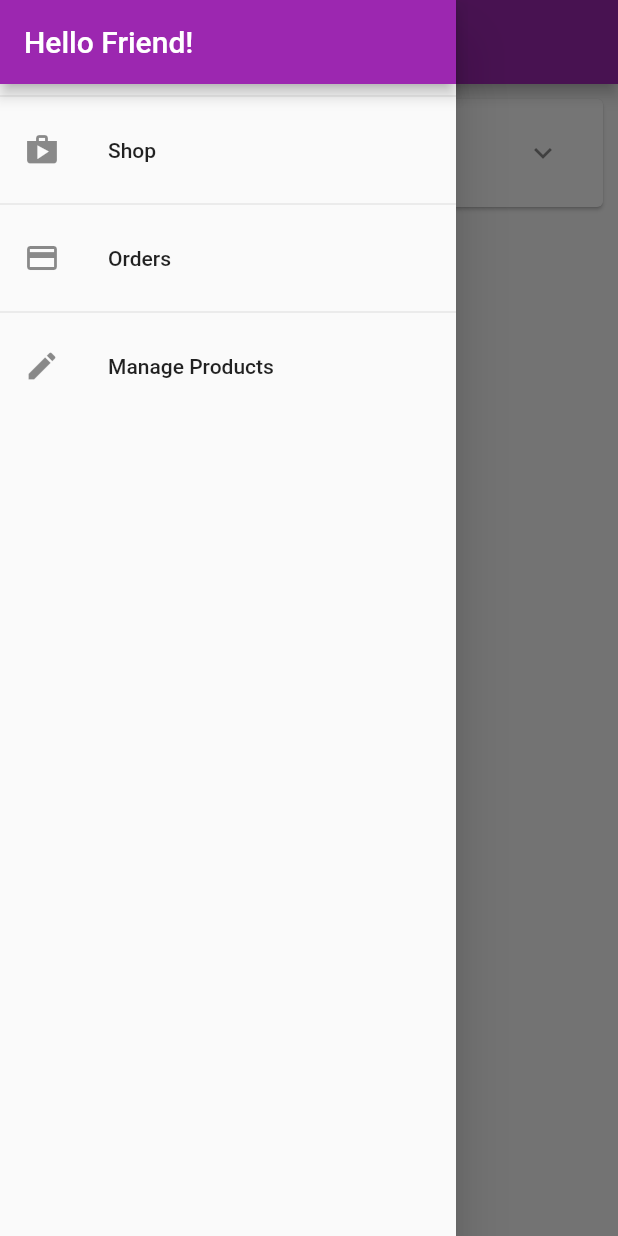
After one commit to nguyenminhtuan238/duanungdungdidong, a Flutter app: the OrdersScreen screen opened by its route, with the side drawer open, on a phone screen of 412 x 824 dp. The commit adds this screen. Run offline on Flutter 3.47's test engine with Material 2 defaults, Android fonts, the phone set to English and light mode, and no system bars; network calls fail; Roboto replaces fonts that are missing (loto).

Commit message:
Xay dung drawer va dinh tuyen theo ten

```diff
--- a/lib/ui/cart/cart_manager.dart
+++ b/lib/ui/cart/cart_manager.dart
@@ -20,8 +20,8 @@ class CartManager{
   }
   double get totalAmount {
     var total =0.0;
-    _item.forEach((key, CartItem) {
-      total += CartItem.price + CartItem.quantity;
+    _item.forEach((key, cartItem) {
+      total += cartItem.price * cartItem.quantity;
      });
      return total;
   }
--- a/lib/ui/cart/cart_screen.dart
+++ b/lib/ui/cart/cart_screen.dart
@@ -1,5 +1,4 @@
 import 'package:flutter/material.dart';
-import 'package:myshop/models/cart_item.dart';
 import 'cart_manager.dart';
 import 'cart_item_card.dart';
 class CartScreen extends StatelessWidget {
--- a/lib/ui/orders/order_item_card.dart
+++ b/lib/ui/orders/order_item_card.dart
@@ -1,4 +1,3 @@
-import 'dart:developer';
 import 'dart:math';
 import 'package:flutter/material.dart';
 import 'package:intl/intl.dart';
--- a/lib/ui/orders/orders_screen.dart
+++ b/lib/ui/orders/orders_screen.dart
@@ -1,8 +1,9 @@
 import 'package:flutter/material.dart';
-import 'package:myshop/models/order_item.dart';
 import 'order_item_card.dart';
 import 'order_manager.dart';
+import '../shared/app_drawer.dart';
 class OrdersScreen extends StatelessWidget {
+  static const routeName = '/orders';
   const OrdersScreen({ super.key });
 
   @override
@@ -13,6 +14,7 @@ class OrdersScreen extends StatelessWidget {
       appBar: AppBar(
         title: const Text('Your Orders'),
       ),
+      drawer: const AppDrawer(),
       body: ListView.builder(
         itemCount: ordersManager.orderCount,
         itemBuilder: (ctx,i)=> OrderItemCard(ordersManager.orders[i]),
--- a/lib/ui/products/product_detail_screen.dart
+++ b/lib/ui/products/product_detail_screen.dart
@@ -1,6 +1,7 @@
 import 'package:flutter/material.dart';
 import '../../models/product.dart';
 class ProductDetailScreen extends StatelessWidget {
+  static const routeName='/product-detail';
   const ProductDetailScreen(
     this.product,{
       super.key,
--- a/lib/ui/products/products_manager.dart
+++ b/lib/ui/products/products_manager.dart
@@ -1,5 +1,3 @@
-import 'package:flutter/cupertino.dart';
-
 import '../../models/product.dart';
 class ProductManager{
   final List<Product> _item =[
@@ -48,4 +46,7 @@ class ProductManager{
   List<Product> get favoriteItems{
     return _item.where((prodItem)=>prodItem.isFavorite).toList();
   }
+  Product findById(String id){
+    return _item.firstWhere((prod) => prod.id == id);
+  }
 }
--- a/lib/ui/products/user_product_list_tile.dart
+++ b/lib/ui/products/user_product_list_tile.dart
@@ -1,4 +1,3 @@
-
 import 'package:flutter/material.dart';
 import '../../models/product.dart';
 class UserProductListTile extends StatelessWidget {
--- a/lib/ui/products/user_products_screen.dart
+++ b/lib/ui/products/user_products_screen.dart
@@ -1,7 +1,9 @@
 import 'package:flutter/material.dart';
 import 'user_product_list_tile.dart';
 import 'products_manager.dart';
+import '../shared/app_drawer.dart';
 class UserProductsScreen extends StatelessWidget {
+  static const routeName='/user-products';
   const UserProductsScreen({ super.key });
 
   @override
@@ -14,6 +16,7 @@ class UserProductsScreen extends StatelessWidget {
           buildAddButton(),
         ],
       ),
+      drawer: const AppDrawer(),
       body: RefreshIndicator(
         onRefresh: () async => print('refresh products'),
         child: buildUserProductListView(productsManager),
--- /dev/null
+++ b/lib/ui/screens.dart
@@ -0,0 +1,10 @@
+export 'products/product_overview_screen.dart';
+export 'products/product_detail_screen.dart';
+export 'products/user_products_screen.dart';
+export 'products/products_manager.dart';
+
+export 'orders/orders_screen.dart';
+export 'orders/order_manager.dart';
+
+export 'cart/cart_screen.dart';
+export 'cart/cart_manager.dart';
--- /dev/null
+++ b/lib/ui/shared/app_drawer.dart
@@ -0,0 +1,46 @@
+import 'package:flutter/material.dart';
+import 'package:myshop/ui/orders/orders_screen.dart';
+import 'package:myshop/ui/products/user_products_screen.dart';
+class AppDrawer extends StatelessWidget {
+  const AppDrawer({ super.key });
+
+  @override
+  Widget build(BuildContext context) {
+    return Drawer(
+      child: Column(
+        children: <Widget>[
+          AppBar(
+            title: const Text('Hello Friend!'),
+            automaticallyImplyLeading: false,
+          ),
+          const Divider(),
+          ListTile(
+            leading: const Icon(Icons.shop),
+            title: const Text('Shop'),
+            onTap: () {
+              Navigator.of(context).pushReplacementNamed('/');
+            },
+          ),
+          const Divider(),
+          ListTile(
+            leading: const Icon(Icons.payment),
+            title: const Text('Orders'),
+            onTap: () {
+              Navigator.of(context)
+              .pushReplacementNamed(OrdersScreen.routeName);
+            },
+          ),
+          const Divider(),
+          ListTile(
+            leading: const Icon(Icons.edit),
+            title: const Text('Manage Products'),
+            onTap: () {
+              Navigator.of(context)
+              .pushReplacementNamed(UserProductsScreen.routeName);
+            },
+          ),
+        ],
+      ),
+    );
+  }
+}
--- a/lib/ui/shared/dialog_utils.dart
+++ b/lib/ui/shared/dialog_utils.dart
@@ -1,5 +1,5 @@
 import 'package:flutter/material.dart';
-Future  <bool?> ShowConfirmDialog(BuildContext context,String message){
+Future<bool?> ShowConfirmDialog(BuildContext context,String message){
   return showDialog(
     context: context,
     builder: (ctx)=> AlertDialog(
```
Also changed, not shown: lib/main.dart (+23 -13 lines), lib/ui/products/product_grid_tile.dart (+4 -4 lines), lib/ui/products/product_overview_screen.dart (+5 -2 lines).
